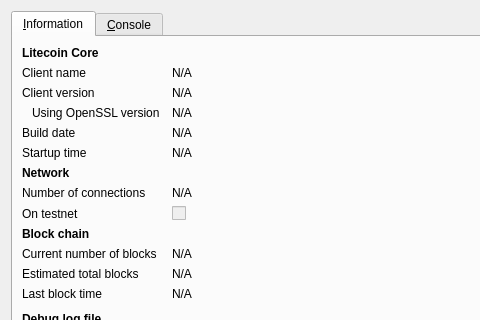
Old version of the form src/qt/forms/rpcconsole.ui in the repository moneycoin/moneycoin; both pictures show x 0 to 480 and y 0 to 320 of the 740 by 450 pixel window.
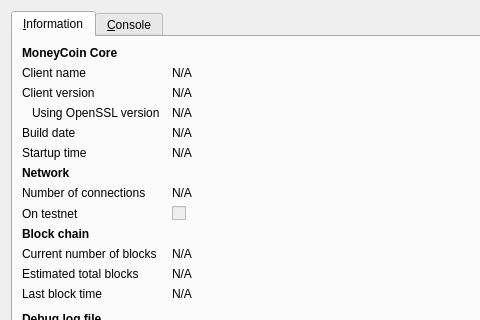
New version of the form. Icons and pictures are not drawn.

Commit message: Configuring coin

Patch:
```diff
--- a/src/qt/forms/rpcconsole.ui
+++ b/src/qt/forms/rpcconsole.ui
@@ -36,7 +36,7 @@
           </font>
          </property>
          <property name="text">
-          <string>Litecoin Core</string>
+          <string>MoneyCoin Core</string>
          </property>
         </widget>
        </item>
```
Left out of the diff: 6 changed lines with no effect on the pictures. The commit also changes 222 other files.
